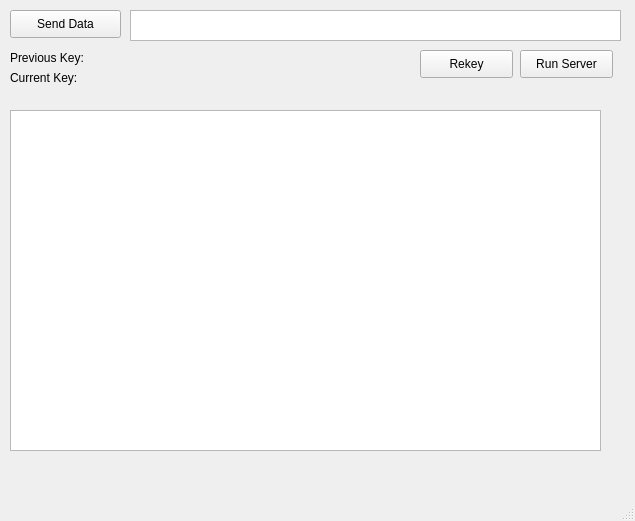
First picture: the form in server/server.ui, repository vatanaksoytezer/nw-security-hw1, before the edit.
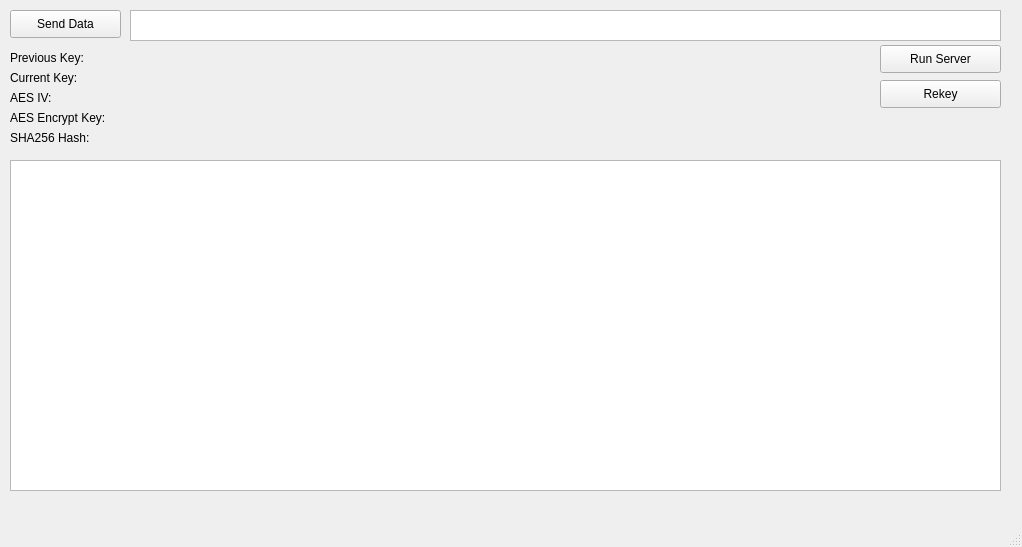
Second picture: the form after the edit.

What changed in the file:
```diff
--- a/server/server.ui
+++ b/server/server.ui
@@ -6,8 +6,8 @@
    <rect>
     <x>0</x>
     <y>0</y>
-    <width>635</width>
-    <height>521</height>
+    <width>1022</width>
+    <height>547</height>
    </rect>
   </property>
   <property name="windowTitle">
@@ -19,7 +19,7 @@
      <rect>
       <x>10</x>
       <y>70</y>
-      <width>81</width>
+      <width>101</width>
       <height>16</height>
      </rect>
     </property>
@@ -30,9 +30,9 @@
    <widget class="QPushButton" name="runServerButton">
     <property name="geometry">
      <rect>
-      <x>520</x>
-      <y>50</y>
-      <width>93</width>
+      <x>880</x>
+      <y>45</y>
+      <width>121</width>
       <height>28</height>
      </rect>
     </property>
@@ -43,9 +43,9 @@
    <widget class="QPushButton" name="rekeyButton">
     <property name="geometry">
      <rect>
-      <x>420</x>
-      <y>50</y>
-      <width>93</width>
+      <x>880</x>
+      <y>80</y>
+      <width>121</width>
       <height>28</height>
      </rect>
     </property>
@@ -58,7 +58,7 @@
      <rect>
       <x>130</x>
       <y>10</y>
-      <width>491</width>
+      <width>871</width>
       <height>31</height>
      </rect>
     </property>
@@ -81,7 +81,7 @@
      <rect>
       <x>10</x>
       <y>50</y>
-      <width>81</width>
+      <width>101</width>
       <height>16</height>
      </rect>
     </property>
@@ -93,21 +93,26 @@
     <property name="geometry">
      <rect>
       <x>10</x>
-      <y>110</y>
-      <width>591</width>
-      <height>341</height>
+      <y>160</y>
+      <width>991</width>
+      <height>331</height>
      </rect>
     </property>
    </widget>
    <widget class="QLabel" name="prevKeyEmptyLabel">
     <property name="geometry">
      <rect>
-      <x>100</x>
+      <x>90</x>
       <y>50</y>
-      <width>311</width>
-      <height>16</height>
+      <width>781</width>
+      <height>20</height>
      </rect>
     </property>
+    <property name="font">
+     <font>
+      <pointsize>6</pointsize>
+     </font>
+    </property>
     <property name="text">
      <string/>
     </property>
@@ -115,10 +120,93 @@
    <widget class="QLabel" name="currentKeyEmptyLabel">
     <property name="geometry">
      <rect>
-      <x>100</x>
+      <x>90</x>
       <y>70</y>
-      <width>311</width>
+      <width>781</width>
+      <height>20</height>
+     </rect>
+    </property>
+    <property name="font">
+     <font>
+      <pointsize>6</pointsize>
+     </font>
+    </property>
+    <property name="text">
+     <string/>
+    </property>
+   </widget>
+   <widget class="QLabel" name="aesIVLabel">
+    <property name="geometry">
+     <rect>
+      <x>10</x>
+      <y>90</y>
+      <width>101</width>
       <height>16</height>
+     </rect>
+    </property>
+    <property name="text">
+     <string>AES IV:</string>
+    </property>
+   </widget>
+   <widget class="QLabel" name="aesEncryptLabel">
+    <property name="geometry">
+     <rect>
+      <x>10</x>
+      <y>110</y>
+      <width>101</width>
+      <height>16</height>
+     </rect>
+    </property>
+    <property name="text">
+     <string>AES Encrypt Key:</string>
+    </property>
+   </widget>
+   <widget class="QLabel" name="shaLabel">
+    <property name="geometry">
+     <rect>
+      <x>10</x>
+      <y>130</y>
+      <width>101</width>
+      <height>16</height>
+     </rect>
+    </property>
+    <property name="text">
+     <string>SHA256 Hash:</string>
+    </property>
+   </widget>
+   <widget class="QLabel" name="aesIVEmptyLabel">
+    <property name="geometry">
+     <rect>
+      <x>120</x>
+      <y>90</y>
+      <width>691</width>
+      <height>20</height>
+     </rect>
+    </property>
+    <property name="text">
+     <string/>
+    </property>
+   </widget>
+   <widget class="QLabel" name="aesEncryptEmpytLabel">
+    <property name="geometry">
+     <rect>
+      <x>120</x>
+      <y>110</y>
+      <width>691</width>
+      <height>20</height>
+     </rect>
+    </property>
+    <property name="text">
+     <string/>
+    </property>
+   </widget>
+   <widget class="QLabel" name="shaEmptyLabel">
+    <property name="geometry">
+     <rect>
+      <x>120</x>
+      <y>130</y>
+      <width>811</width>
+      <height>20</height>
      </rect>
     </property>
     <property name="text">
```
Left out of the diff: 2 changed lines with no effect on the pictures.
